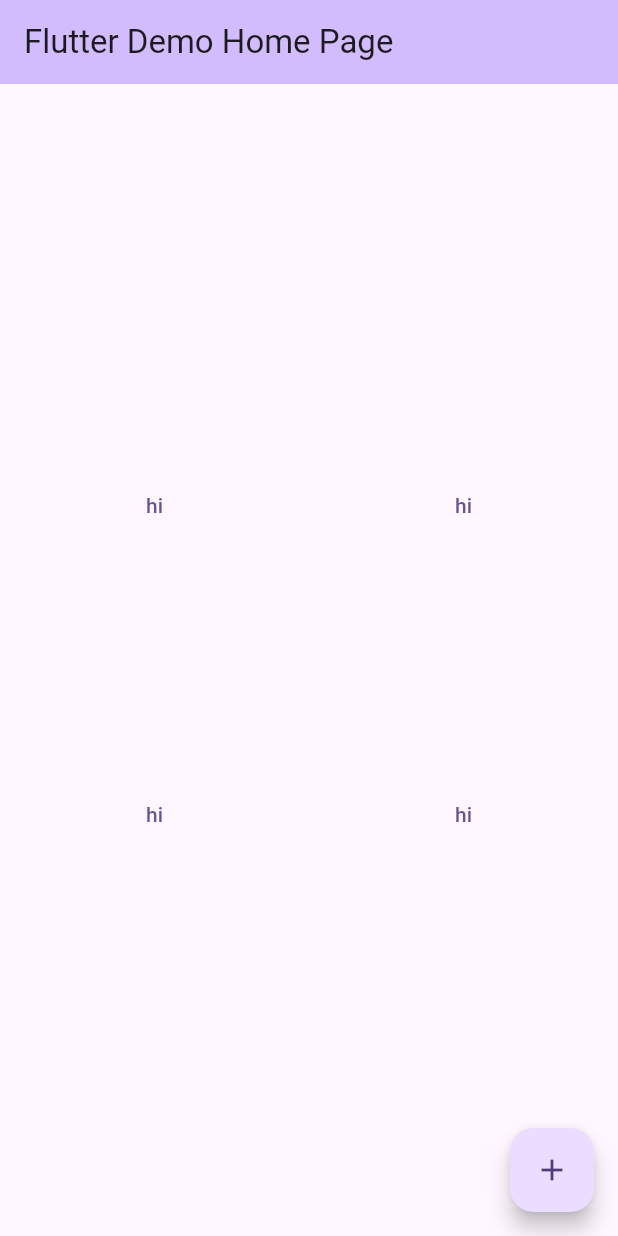
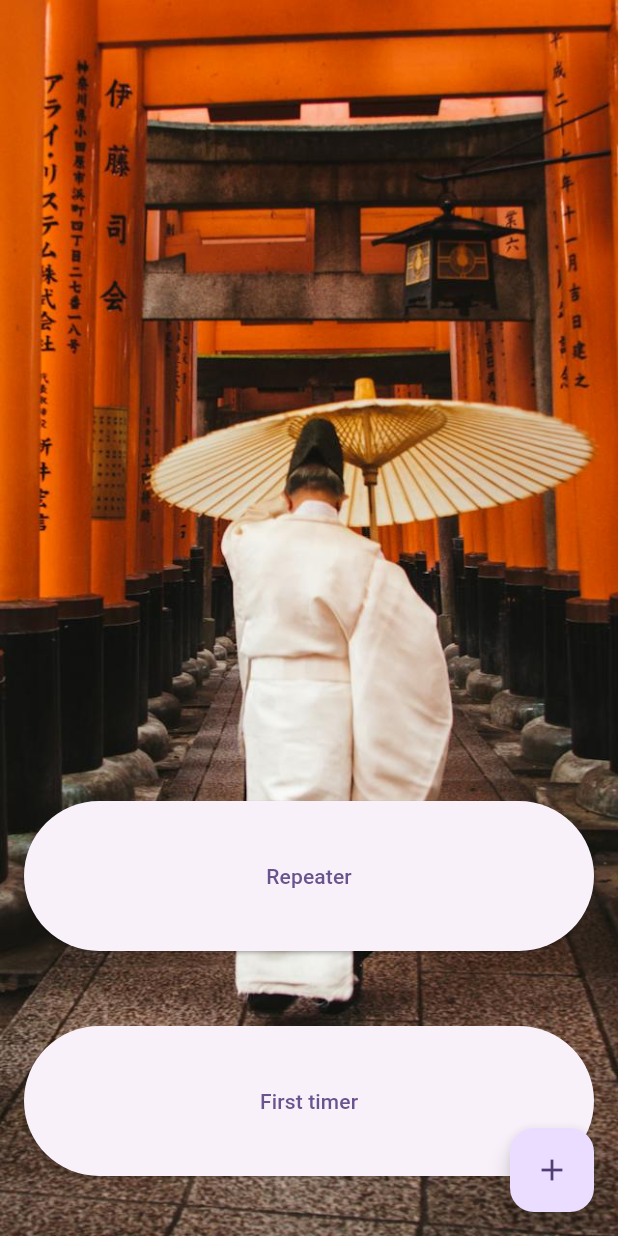
Before and after one commit to amarin95/japan_trip_tips, a Flutter app: the screen it shows after launch, on a phone screen of 412 x 824 dp. Run offline on Flutter 3.47's test engine with Material 3 defaults, Android fonts, the phone set to English and light mode, and no system bars.

Commit message:
ADD: background + grid list pages

```diff
--- a/lib/pages/home/home_page.dart
+++ b/lib/pages/home/home_page.dart
@@ -1,6 +1,6 @@
 import 'package:flutter/material.dart';
-
-import 'widgets/home_page_button_grid.dart';
+import 'package:japan_trip_tips/pages/first_time/first_time_page.dart';
+import 'package:japan_trip_tips/pages/repeater/repeater_page.dart';
 
 class MyHomePage extends StatelessWidget {
   const MyHomePage({super.key, required this.title});
@@ -33,19 +33,63 @@ class MyHomePage extends StatelessWidget {
 
   @override
   Widget build(BuildContext context) {
-    return Scaffold(
-      appBar: AppBar(
-        backgroundColor: Theme.of(context).colorScheme.inversePrimary,
-        title: Text(title),
+    return Stack(
+      children: [
+        Image.asset(
+          "lib/assets/home_background.jpg",
+          height: MediaQuery.of(context).size.height,
+          width: MediaQuery.of(context).size.width,
+          fit: BoxFit.cover,
         ),
-      body: const Center(
-        child: HomePageButtonGrid(),
+        Scaffold(
+          backgroundColor: Colors.transparent,
+          body: Padding(
+            padding: const EdgeInsets.symmetric(vertical: 20, horizontal: 16),
+            child: Center(
+              child: Column(
+                mainAxisAlignment: MainAxisAlignment.end,
+                children: [
+                  SizedBox(
+                    width: double.infinity,
+                    height: 100,
+                    child: ElevatedButton(
+                      onPressed: () {
+                        Navigator.of(context).push(
+                          MaterialPageRoute(
+                              builder: (context) => const RepeaterPage()),
+                        );
+                      },
+                      child: const Text('Repeater'),
+                    ),
+                  ),
+                  const SizedBox(
+                    height: 50,
+                  ),
+                  SizedBox(
+                    width: double.infinity,
+                    height: 100,
+                    child: ElevatedButton(
+                      onPressed: () {
+                        Navigator.of(context).push(MaterialPageRoute(
+                            builder: (context) => const FirstTimePage()));
+                      },
+                      child: const Text('First timer'),
+                    ),
+                  ),
+                  const SizedBox(
+                    height: 20,
+                  )
+                ],
+              ),
+            ),
           ),
           floatingActionButton: FloatingActionButton(
             onPressed: () => _openAboutAppModal(context),
             tooltip: 'About of',
             child: const Icon(Icons.add),
-      ), // This trailing comma makes auto-formatting nicer for build methods.
+          ),
+        ),
+      ],
     );
   }
 }
--- a/lib/pages/home/widgets/home_page_button_grid.dart
+++ /dev/null
@@ -1,32 +0,0 @@
-import 'package:flutter/material.dart';
-
-class HomePageButtonGrid extends StatelessWidget {
-  const HomePageButtonGrid({super.key});
-
-  @override
-  Widget build(BuildContext context) {
-    return GridView.count(
-      crossAxisCount: 2,
-      shrinkWrap: true,
-      children: List.generate(4, (index) {
-        return Padding(
-          padding: const EdgeInsets.all(16.0),
-          child: AspectRatio(
-            aspectRatio: 1,
-            child: TextButton(
-              style: ButtonStyle(
-                shape: WidgetStateProperty.all<BeveledRectangleBorder>(
-                  BeveledRectangleBorder(
-                    borderRadius: BorderRadius.circular(0),
-                  ),
-                ),
-              ),
-              onPressed: () {},
-              child: const Text('hi'),
-            ),
-          ),
-        );
-      }),
-    );
-  }
-}
--- a/pubspec.yaml
+++ b/pubspec.yaml
@@ -59,10 +59,8 @@ flutter:
   uses-material-design: true
 
   # To add assets to your application, add an assets section, like this:
-  # assets:
-  #   - images/a_dot_burr.jpeg
-  #   - images/a_dot_ham.jpeg
-
+  assets:
+    - lib/assets/home_background.jpg
   # An image asset can refer to one or more resolution-specific "variants", see
   # https://flutter.dev/assets-and-images/#resolution-aware
 
```
Also changed, not shown: lib/pages/common/widgets/button_grid.dart (added, +31 -0 lines), lib/pages/first_time/first_time_page.dart (added, +11 -0 lines), lib/pages/repeater/repeater_page.dart (added, +28 -0 lines), lib/assets/home_background.jpg (added). Lines whose indentation alone changed are shown as unchanged.
